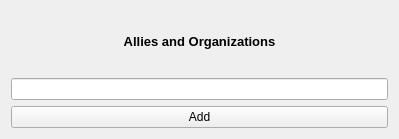
This is forms/ui_forms/allies_form.ui in ericmullally/dnd_tracker as Qt 5 draws it before an edit. The edited form follows.
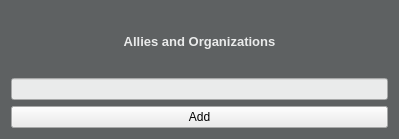
This is the edited form.

```diff
--- a/forms/ui_forms/allies_form.ui
+++ b/forms/ui_forms/allies_form.ui
@@ -10,6 +10,448 @@
     <height>139</height>
    </rect>
   </property>
+  <property name="palette">
+   <palette>
+    <active>
+     <colorrole role="WindowText">
+      <brush brushstyle="SolidPattern">
+       <color alpha="255">
+        <red>234</red>
+        <green>235</green>
+        <blue>235</blue>
+       </color>
+      </brush>
+     </colorrole>
+     <colorrole role="Button">
+      <brush brushstyle="SolidPattern">
+       <color alpha="255">
+        <red>94</red>
+        <green>97</green>
+        <blue>98</blue>
+       </color>
+      </brush>
+     </colorrole>
+     <colorrole role="Light">
+      <brush brushstyle="SolidPattern">
+       <color alpha="255">
+        <red>141</red>
+        <green>146</green>
+        <blue>147</blue>
+       </color>
+      </brush>
+     </colorrole>
+     <colorrole role="Midlight">
+      <brush brushstyle="SolidPattern">
+       <color alpha="255">
+        <red>117</red>
+        <green>121</green>
+        <blue>122</blue>
+       </color>
+      </brush>
+     </colorrole>
+     <colorrole role="Dark">
+      <brush brushstyle="SolidPattern">
+       <color alpha="255">
+        <red>47</red>
+        <green>48</green>
+        <blue>49</blue>
+       </color>
+      </brush>
+     </colorrole>
+     <colorrole role="Mid">
+      <brush brushstyle="SolidPattern">
+       <color alpha="255">
+        <red>62</red>
+        <green>64</green>
+        <blue>65</blue>
+       </color>
+      </brush>
+     </colorrole>
+     <colorrole role="Text">
+      <brush brushstyle="SolidPattern">
+       <color alpha="255">
+        <red>255</red>
+        <green>255</green>
+        <blue>255</blue>
+       </color>
+      </brush>
+     </colorrole>
+     <colorrole role="BrightText">
+      <brush brushstyle="SolidPattern">
+       <color alpha="255">
+        <red>255</red>
+        <green>255</green>
+        <blue>255</blue>
+       </color>
+      </brush>
+     </colorrole>
+     <colorrole role="ButtonText">
+      <brush brushstyle="SolidPattern">
+       <color alpha="255">
+        <red>255</red>
+        <green>255</green>
+        <blue>255</blue>
+       </color>
+      </brush>
+     </colorrole>
+     <colorrole role="Base">
+      <brush brushstyle="SolidPattern">
+       <color alpha="255">
+        <red>0</red>
+        <green>0</green>
+        <blue>0</blue>
+       </color>
+      </brush>
+     </colorrole>
+     <colorrole role="Window">
+      <brush brushstyle="SolidPattern">
+       <color alpha="255">
+        <red>94</red>
+        <green>97</green>
+        <blue>98</blue>
+       </color>
+      </brush>
+     </colorrole>
+     <colorrole role="Shadow">
+      <brush brushstyle="SolidPattern">
+       <color alpha="255">
+        <red>0</red>
+        <green>0</green>
+        <blue>0</blue>
+       </color>
+      </brush>
+     </colorrole>
+     <colorrole role="AlternateBase">
+      <brush brushstyle="SolidPattern">
+       <color alpha="255">
+        <red>47</red>
+        <green>48</green>
+        <blue>49</blue>
+       </color>
+      </brush>
+     </colorrole>
+     <colorrole role="ToolTipBase">
+      <brush brushstyle="SolidPattern">
+       <color alpha="255">
+        <red>255</red>
+        <green>255</green>
+        <blue>220</blue>
+       </color>
+      </brush>
+     </colorrole>
+     <colorrole role="ToolTipText">
+      <brush brushstyle="SolidPattern">
+       <color alpha="255">
+        <red>0</red>
+        <green>0</green>
+        <blue>0</blue>
+       </color>
+      </brush>
+     </colorrole>
+     <colorrole role="PlaceholderText">
+      <brush brushstyle="SolidPattern">
+       <color alpha="128">
+        <red>255</red>
+        <green>255</green>
+        <blue>255</blue>
+       </color>
+      </brush>
+     </colorrole>
+    </active>
+    <inactive>
+     <colorrole role="WindowText">
+      <brush brushstyle="SolidPattern">
+       <color alpha="255">
+        <red>234</red>
+        <green>235</green>
+        <blue>235</blue>
+       </color>
+      </brush>
+     </colorrole>
+     <colorrole role="Button">
+      <brush brushstyle="SolidPattern">
+       <color alpha="255">
+        <red>94</red>
+        <green>97</green>
+        <blue>98</blue>
+       </color>
+      </brush>
+     </colorrole>
+     <colorrole role="Light">
+      <brush brushstyle="SolidPattern">
+       <color alpha="255">
+        <red>141</red>
+        <green>146</green>
+        <blue>147</blue>
+       </color>
+      </brush>
+     </colorrole>
+     <colorrole role="Midlight">
+      <brush brushstyle="SolidPattern">
+       <color alpha="255">
+        <red>117</red>
+        <green>121</green>
+        <blue>122</blue>
+       </color>
+      </brush>
+     </colorrole>
+     <colorrole role="Dark">
+      <brush brushstyle="SolidPattern">
+       <color alpha="255">
+        <red>47</red>
+        <green>48</green>
+        <blue>49</blue>
+       </color>
+      </brush>
+     </colorrole>
+     <colorrole role="Mid">
+      <brush brushstyle="SolidPattern">
+       <color alpha="255">
+        <red>62</red>
+        <green>64</green>
+        <blue>65</blue>
+       </color>
+      </brush>
+     </colorrole>
+     <colorrole role="Text">
+      <brush brushstyle="SolidPattern">
+       <color alpha="255">
+        <red>255</red>
+        <green>255</green>
+        <blue>255</blue>
+       </color>
+      </brush>
+     </colorrole>
+     <colorrole role="BrightText">
+      <brush brushstyle="SolidPattern">
+       <color alpha="255">
+        <red>255</red>
+        <green>255</green>
+        <blue>255</blue>
+       </color>
+      </brush>
+     </colorrole>
+     <colorrole role="ButtonText">
+      <brush brushstyle="SolidPattern">
+       <color alpha="255">
+        <red>255</red>
+        <green>255</green>
+        <blue>255</blue>
+       </color>
+      </brush>
+     </colorrole>
+     <colorrole role="Base">
+      <brush brushstyle="SolidPattern">
+       <color alpha="255">
+        <red>0</red>
+        <green>0</green>
+        <blue>0</blue>
+       </color>
+      </brush>
+     </colorrole>
+     <colorrole role="Window">
+      <brush brushstyle="SolidPattern">
+       <color alpha="255">
+        <red>94</red>
+        <green>97</green>
+        <blue>98</blue>
+       </color>
+      </brush>
+     </colorrole>
+     <colorrole role="Shadow">
+      <brush brushstyle="SolidPattern">
+       <color alpha="255">
+        <red>0</red>
+        <green>0</green>
+        <blue>0</blue>
+       </color>
+      </brush>
+     </colorrole>
+     <colorrole role="AlternateBase">
+      <brush brushstyle="SolidPattern">
+       <color alpha="255">
+        <red>47</red>
+        <green>48</green>
+        <blue>49</blue>
+       </color>
+      </brush>
+     </colorrole>
+     <colorrole role="ToolTipBase">
+      <brush brushstyle="SolidPattern">
+       <color alpha="255">
+        <red>255</red>
+        <green>255</green>
+        <blue>220</blue>
+       </color>
+      </brush>
+     </colorrole>
+     <colorrole role="ToolTipText">
+      <brush brushstyle="SolidPattern">
+       <color alpha="255">
+        <red>0</red>
+        <green>0</green>
+        <blue>0</blue>
+       </color>
+      </brush>
+     </colorrole>
+     <colorrole role="PlaceholderText">
+      <brush brushstyle="SolidPattern">
+       <color alpha="128">
+        <red>255</red>
+        <green>255</green>
+        <blue>255</blue>
+       </color>
+      </brush>
+     </colorrole>
+    </inactive>
+    <disabled>
+     <colorrole role="WindowText">
+      <brush brushstyle="SolidPattern">
+       <color alpha="255">
+        <red>47</red>
+        <green>48</green>
+        <blue>49</blue>
+       </color>
+      </brush>
+     </colorrole>
+     <colorrole role="Button">
+      <brush brushstyle="SolidPattern">
+       <color alpha="255">
+        <red>94</red>
+        <green>97</green>
+        <blue>98</blue>
+       </color>
+      </brush>
+     </colorrole>
+     <colorrole role="Light">
+      <brush brushstyle="SolidPattern">
+       <color alpha="255">
+        <red>141</red>
+        <green>146</green>
+        <blue>147</blue>
+       </color>
+      </brush>
+     </colorrole>
+     <colorrole role="Midlight">
+      <brush brushstyle="SolidPattern">
+       <color alpha="255">
+        <red>117</red>
+        <green>121</green>
+        <blue>122</blue>
+       </color>
+      </brush>
+     </colorrole>
+     <colorrole role="Dark">
+      <brush brushstyle="SolidPattern">
+       <color alpha="255">
+        <red>47</red>
+        <green>48</green>
+        <blue>49</blue>
+       </color>
+      </brush>
+     </colorrole>
+     <colorrole role="Mid">
+      <brush brushstyle="SolidPattern">
+       <color alpha="255">
+        <red>62</red>
+        <green>64</green>
+        <blue>65</blue>
+       </color>
+      </brush>
+     </colorrole>
+     <colorrole role="Text">
+      <brush brushstyle="SolidPattern">
+       <color alpha="255">
+        <red>47</red>
+        <green>48</green>
+        <blue>49</blue>
+       </color>
+      </brush>
+     </colorrole>
+     <colorrole role="BrightText">
+      <brush brushstyle="SolidPattern">
+       <color alpha="255">
+        <red>255</red>
+        <green>255</green>
+        <blue>255</blue>
+       </color>
+      </brush>
+     </colorrole>
+     <colorrole role="ButtonText">
+      <brush brushstyle="SolidPattern">
+       <color alpha="255">
+        <red>47</red>
+        <green>48</green>
+        <blue>49</blue>
+       </color>
+      </brush>
+     </colorrole>
+     <colorrole role="Base">
+      <brush brushstyle="SolidPattern">
+       <color alpha="255">
+        <red>94</red>
+        <green>97</green>
+        <blue>98</blue>
+       </color>
+      </brush>
+     </colorrole>
+     <colorrole role="Window">
+      <brush brushstyle="SolidPattern">
+       <color alpha="255">
+        <red>94</red>
+        <green>97</green>
+        <blue>98</blue>
+       </color>
+      </brush>
+     </colorrole>
+     <colorrole role="Shadow">
+      <brush brushstyle="SolidPattern">
+       <color alpha="255">
+        <red>0</red>
+        <green>0</green>
+        <blue>0</blue>
+       </color>
+      </brush>
+     </colorrole>
+     <colorrole role="AlternateBase">
+      <brush brushstyle="SolidPattern">
+       <color alpha="255">
+        <red>94</red>
+        <green>97</green>
+        <blue>98</blue>
+       </color>
+      </brush>
+     </colorrole>
+     <colorrole role="ToolTipBase">
+      <brush brushstyle="SolidPattern">
+       <color alpha="255">
+        <red>255</red>
+        <green>255</green>
+        <blue>220</blue>
+       </color>
+      </brush>
+     </colorrole>
+     <colorrole role="ToolTipText">
+      <brush brushstyle="SolidPattern">
+       <color alpha="255">
+        <red>0</red>
+        <green>0</green>
+        <blue>0</blue>
+       </color>
+      </brush>
+     </colorrole>
+     <colorrole role="PlaceholderText">
+      <brush brushstyle="SolidPattern">
+       <color alpha="128">
+        <red>255</red>
+        <green>255</green>
+        <blue>255</blue>
+       </color>
+      </brush>
+     </colorrole>
+    </disabled>
+   </palette>
+  </property>
   <property name="windowTitle">
    <string>Form</string>
   </property>
@@ -32,10 +474,17 @@
     </widget>
    </item>
    <item row="1" column="0">
-    <widget class="QLineEdit" name="allies_edit"/>
+    <widget class="QLineEdit" name="allies_edit">
+     <property name="styleSheet">
+      <string notr="true">background-color:#eaebeb; color:black;</string>
+     </property>
+    </widget>
    </item>
    <item row="2" column="0">
     <widget class="QPushButton" name="allies_submit_button">
+     <property name="styleSheet">
+      <string notr="true">background-color:#eaebeb;</string>
+     </property>
      <property name="text">
       <string>Add</string>
      </property>
```
